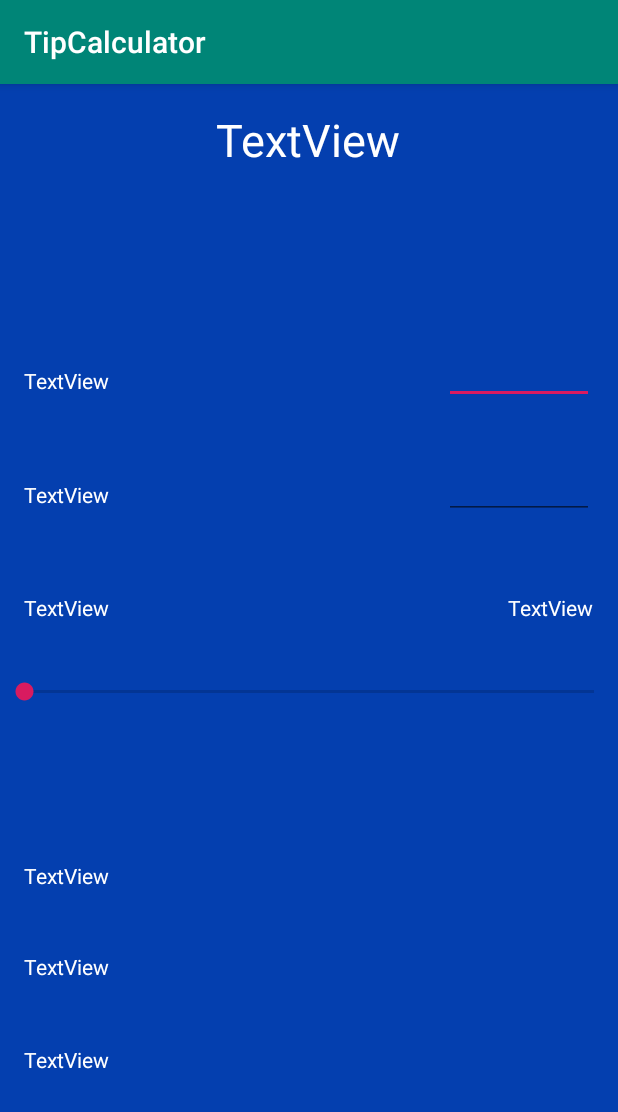
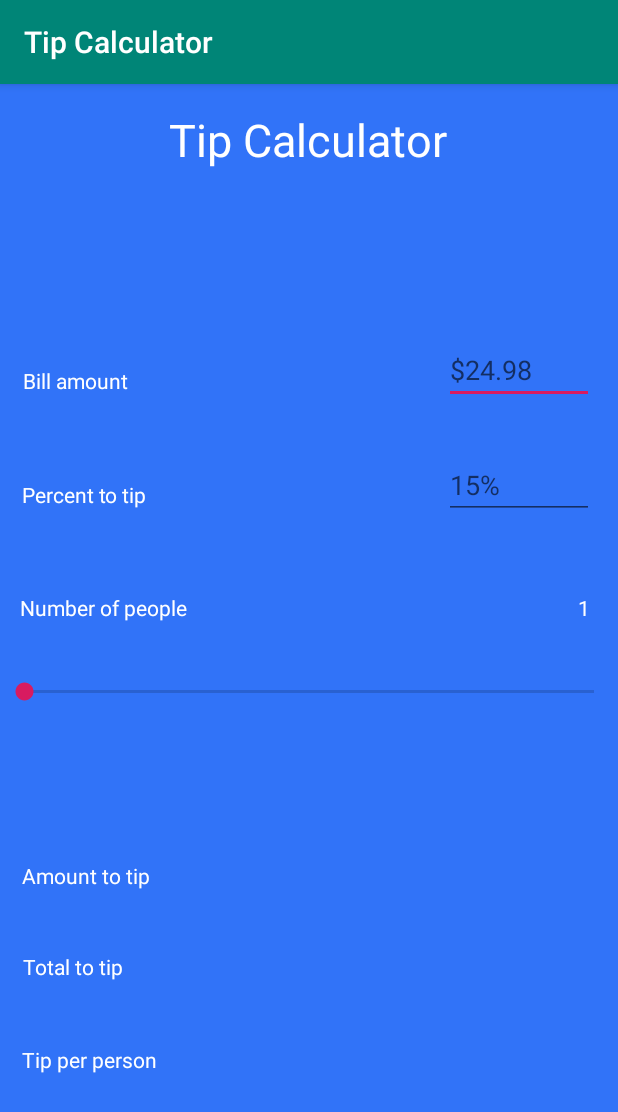
Before and after one commit to lariosm/cs407, an Android app: the screen it shows after launch (MainActivity), on a phone screen of 412 x 824 dp. Shown: the top 1112 px of the screen. Run offline under Robolectric (Android 15) with nearby library versions, the phone set to English and light mode, and no system bars.

Commit message:
Replaced hard-coded default values with values from strings.xml

```diff
--- a/Assignment2/app/src/main/res/layout/activity_main.xml
+++ b/Assignment2/app/src/main/res/layout/activity_main.xml
@@ -4,14 +4,14 @@
     xmlns:tools="http://schemas.android.com/tools"
     android:layout_width="match_parent"
     android:layout_height="match_parent"
-    android:background="#043FAF"
+    android:background="#3173F8"
     tools:context=".MainActivity">
 
     <TextView
-        android:id="@+id/textView"
+        android:id="@+id/textTitle"
         android:layout_width="wrap_content"
         android:layout_height="wrap_content"
-        android:text="TextView"
+        android:text="@string/app_name"
         android:textColor="#FFFFFF"
         android:textSize="30sp"
         app:layout_constraintBottom_toBottomOf="parent"
@@ -22,10 +22,10 @@
         app:layout_constraintVertical_bias="0.023" />
 
     <TextView
-        android:id="@+id/textView2"
+        android:id="@+id/textPeople"
         android:layout_width="wrap_content"
         android:layout_height="wrap_content"
-        android:text="TextView"
+        android:text="@string/labelPeople"
         android:textColor="#FFFFFF"
         app:layout_constraintBottom_toBottomOf="parent"
         app:layout_constraintEnd_toEndOf="parent"
@@ -35,10 +35,10 @@
         app:layout_constraintVertical_bias="0.453" />
 
     <TextView
-        android:id="@+id/textView3"
+        android:id="@+id/textBillAmt"
         android:layout_width="wrap_content"
         android:layout_height="wrap_content"
-        android:text="TextView"
+        android:text="@string/labelBillAmt"
         android:textColor="#FFFFFF"
         app:layout_constraintBottom_toBottomOf="parent"
         app:layout_constraintEnd_toEndOf="parent"
@@ -48,10 +48,10 @@
         app:layout_constraintVertical_bias="0.251" />
 
     <TextView
-        android:id="@+id/textView4"
+        android:id="@+id/textTipPercent"
         android:layout_width="wrap_content"
         android:layout_height="wrap_content"
-        android:text="TextView"
+        android:text="@string/labelTipPercent"
         android:textColor="#FFFFFF"
         app:layout_constraintBottom_toBottomOf="parent"
         app:layout_constraintEnd_toEndOf="parent"
@@ -61,10 +61,10 @@
         app:layout_constraintVertical_bias="0.353" />
 
     <TextView
-        android:id="@+id/textView5"
+        android:id="@+id/textTipAmt"
         android:layout_width="wrap_content"
         android:layout_height="wrap_content"
-        android:text="TextView"
+        android:text="@string/labelTipAmt"
         android:textColor="#FFFFFF"
         app:layout_constraintBottom_toBottomOf="parent"
         app:layout_constraintEnd_toEndOf="parent"
@@ -74,10 +74,10 @@
         app:layout_constraintVertical_bias="0.692" />
 
     <TextView
-        android:id="@+id/textView6"
+        android:id="@+id/textBillTotal"
         android:layout_width="wrap_content"
         android:layout_height="wrap_content"
-        android:text="TextView"
+        android:text="@string/labelBillTotal"
         android:textColor="#FFFFFF"
         app:layout_constraintBottom_toBottomOf="parent"
         app:layout_constraintEnd_toEndOf="parent"
@@ -87,10 +87,10 @@
         app:layout_constraintVertical_bias="0.773" />
 
     <TextView
-        android:id="@+id/textView7"
+        android:id="@+id/textTotalPerPerson"
         android:layout_width="wrap_content"
         android:layout_height="wrap_content"
-        android:text="TextView"
+        android:text="@string/labelTotalPerPerson"
         android:textColor="#FFFFFF"
         app:layout_constraintBottom_toBottomOf="parent"
         app:layout_constraintEnd_toEndOf="parent"
@@ -100,10 +100,11 @@
         app:layout_constraintVertical_bias="0.856" />
 
     <EditText
-        android:id="@+id/editText"
+        android:id="@+id/editBillInput"
         android:layout_width="100dp"
         android:layout_height="43dp"
         android:ems="10"
+        android:hint="@string/labelBillInput"
         android:inputType="numberDecimal"
         android:textColor="#FFFFFF"
         app:layout_constraintBottom_toBottomOf="parent"
@@ -114,10 +115,11 @@
         app:layout_constraintVertical_bias="0.235" />
 
     <EditText
-        android:id="@+id/editText3"
+        android:id="@+id/editTipInput"
         android:layout_width="100dp"
         android:layout_height="43dp"
         android:ems="10"
+        android:hint="@string/labelTipInput"
         android:inputType="number"
         android:textColor="#FFFFFF"
         app:layout_constraintBottom_toBottomOf="parent"
@@ -142,10 +144,10 @@
         app:layout_constraintVertical_bias="0.528" />
 
     <TextView
-        android:id="@+id/textView8"
+        android:id="@+id/textPeopleSlider"
         android:layout_width="wrap_content"
         android:layout_height="wrap_content"
-        android:text="TextView"
+        android:text="@string/labelPeopleSlider"
         android:textColor="#FFFFFF"
         app:layout_constraintBottom_toBottomOf="parent"
         app:layout_constraintEnd_toEndOf="parent"
--- a/Assignment2/app/src/main/res/values/strings.xml
+++ b/Assignment2/app/src/main/res/values/strings.xml
@@ -1,3 +1,12 @@
 <resources>
-    <string name="app_name">TipCalculator</string>
+    <string name="app_name">Tip Calculator</string>
+    <string name="labelBillAmt">Bill amount</string>
+    <string name="labelTipPercent">Percent to tip</string>
+    <string name="labelPeople">Number of people</string>
+    <string name="labelTipAmt">Amount to tip</string>
+    <string name="labelTotalPerPerson">Tip per person</string>
+    <string name="labelBillTotal">Total to tip</string>
+    <string name="labelBillInput">$24.98</string>
+    <string name="labelTipInput">15%</string>
+    <string name="labelPeopleSlider">1</string>
 </resources>
```
